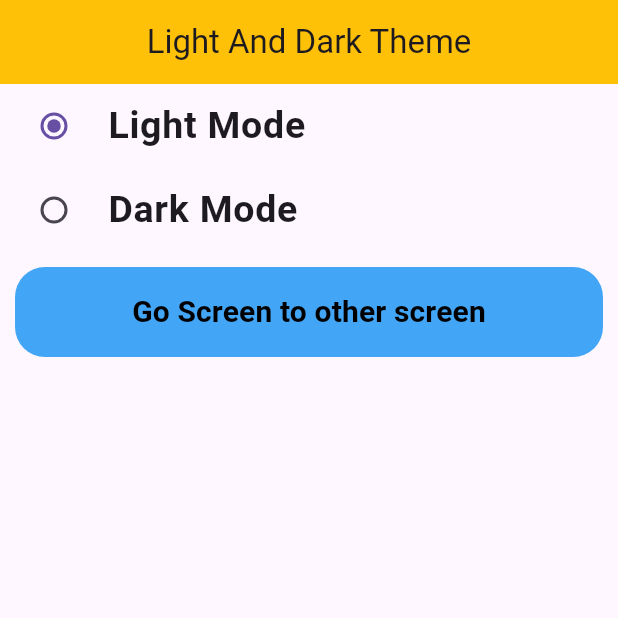
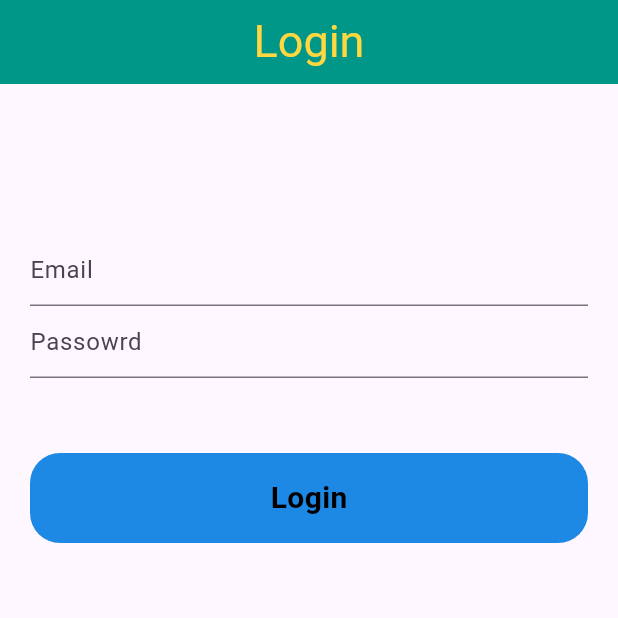
Before and after one commit to Ruhan130/ProvidersExample, a Flutter app: the screen it shows after launch, on a phone screen of 412 x 824 dp, the top half of it. Run offline on Flutter 3.47's test engine with Material 3 defaults, Android fonts, the phone set to English and light mode, and no system bars.

Commit message:
Post APi with provider

```diff
--- /dev/null
+++ b/lib/ApiCallUsingProvider/LoginWithRestApi.dart
@@ -0,0 +1,74 @@
+// import 'dart:ffi';
+
+import 'package:flutter/material.dart';
+import 'package:project/provider/AuthProvider.dart';
+import 'package:provider/provider.dart';
+
+class Loginwithrestapi extends StatefulWidget {
+  const Loginwithrestapi({super.key});
+
+  @override
+  State<Loginwithrestapi> createState() => _LoginwithrestapiState();
+}
+
+class _LoginwithrestapiState extends State<Loginwithrestapi> {
+  @override
+  Widget build(BuildContext context) {
+    TextEditingController emailController = new TextEditingController();
+    TextEditingController passController = new TextEditingController();
+    final authProvider = Provider.of<Authprovider>(context);
+    return Scaffold(
+      appBar: AppBar(
+        backgroundColor: Colors.teal,
+        centerTitle: true,
+        title: const Text(
+          "Login",
+          style: TextStyle(
+            fontSize: 30,
+            color: Colors.amberAccent,
+          ),
+        ),
+      ),
+      body: Container(
+        padding: const EdgeInsets.only(left: 20, right: 20, top: 100),
+        child: Column(
+          children: [
+            TextField(
+              controller: emailController,
+              decoration: const InputDecoration(hintText: "Email"),
+            ),
+            TextField(
+              controller: passController,
+              decoration: const InputDecoration(hintText: "Passowrd"),
+            ),
+            const SizedBox(
+              height: 50,
+            ),
+            InkWell(
+              onTap: () {
+                authProvider.login(
+                    emailController.toString(), passController.toString());
+              },
+              child: Container(
+                height: 60,
+                width: double.infinity,
+                decoration: BoxDecoration(
+                    color: Colors.blue[600],
+                    borderRadius: BorderRadius.circular(20)),
+                child:  Center(
+                  child: authProvider.loading ? const CircularProgressIndicator(color: Colors.white,) : const Text(
+                    "Login",
+                    style: TextStyle(
+                        fontSize: 20,
+                        color: Colors.black,
+                        fontWeight: FontWeight.bold),
+                  ),
+                ),
+              ),
+            )
+          ],
+        ),
+      ),
+    );
+  }
+}
--- a/lib/CounterWithprovider/ExampleOneView.dart
+++ b/lib/CounterWithprovider/ExampleOneView.dart
@@ -12,6 +12,7 @@ class Exampleoneview extends StatefulWidget {
 class _ExampleoneviewState extends State<Exampleoneview> {
   @override
   Widget build(BuildContext context) {
+    // ignore: unused_local_variable
     final sliderProvider =
         Provider.of<Exampleoneprovider>(context, listen: false);
     return Scaffold(
--- a/lib/main.dart
+++ b/lib/main.dart
@@ -1,4 +1,5 @@
 import 'package:flutter/material.dart';
+import 'package:project/ApiCallUsingProvider/LoginWithRestApi.dart';
 import 'package:project/lightAndDarkTheme/ThemeProviderView.dart';
 import 'package:project/provider/AuthProvider.dart';
 import 'package:project/provider/CountProvider.dart';
@@ -49,7 +50,7 @@ class MyApp extends StatelessWidget {
               primarySwatch: Colors.blue,
               appBarTheme: const AppBarTheme(backgroundColor: Colors.teal),
             ),
-            home: const Themeproviderview(),
+            home: const Loginwithrestapi(),
           );
         }));
   }
--- a/lib/provider/AuthProvider.dart
+++ b/lib/provider/AuthProvider.dart
@@ -1,5 +1,31 @@
 import 'package:flutter/material.dart';
+import 'package:http/http.dart';
 
 class Authprovider with ChangeNotifier {
+  bool _loading = false;
+  bool get loading => _loading;
+  setLoading(bool value) {
+    _loading = value;
+    notifyListeners();
+  }
 
+  void login(String email, String password) async {
+    setLoading(true);
+    try {
+      Response response = await post(
+        Uri.parse('https://reqres.in/api/login'),
+        body: {'email':email, 'password': password},
+      );
+      if (response.statusCode == 200) {
+        print("Successfull");
+        setLoading(false);
+      } else {
+        print("Unsuccessll");
+        setLoading(false);
+      }
+    } catch (e) {
+      print(e.toString());
+      setLoading(false);
+    }
+  }
 }
--- a/pubspec.yaml
+++ b/pubspec.yaml
@@ -31,6 +31,7 @@ dependencies:
   flutter:
     sdk: flutter
   provider: ^6.1.2
+  http:
 
 
   # The following adds the Cupertino Icons font to your application.
```
Also changed, not shown: pubspec.lock.
